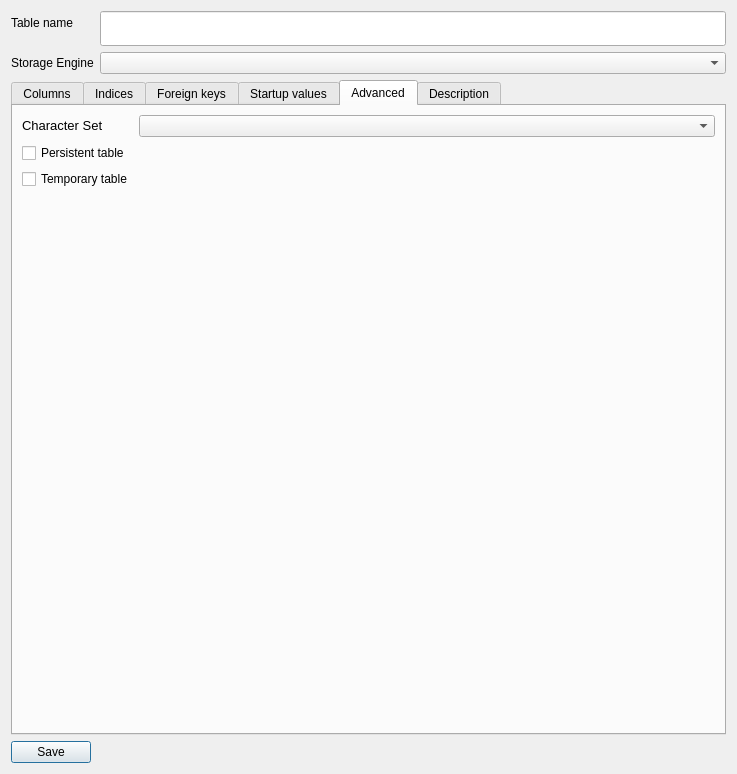
Qt form NewTableForm.ui (fritzone/ddm) before a commit.
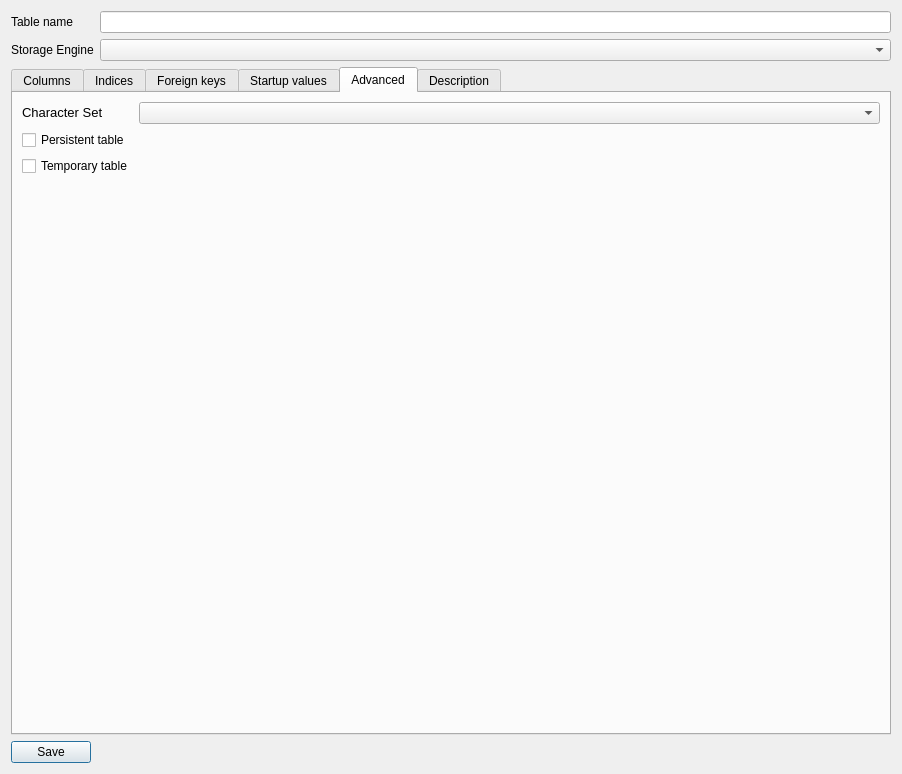
The same form after that commit. Icons and pictures are not drawn.

The edit to the form file:
```diff
--- a/NewTableForm.ui
+++ b/NewTableForm.ui
@@ -7,7 +7,7 @@
    <rect>
     <x>0</x>
     <y>0</y>
-    <width>737</width>
+    <width>902</width>
     <height>774</height>
    </rect>
   </property>
@@ -28,14 +28,7 @@
       </widget>
      </item>
      <item row="0" column="1">
-      <widget class="QLineEdit" name="txtTableName">
-       <property name="font">
-        <font>
-         <family>Sans Serif</family>
-         <pointsize>14</pointsize>
-        </font>
-       </property>
-      </widget>
+      <widget class="QLineEdit" name="txtTableName"/>
      </item>
      <item row="1" column="0">
       <widget class="QLabel" name="lblStorageEngine">
```
Left out of the diff: 50 changed lines with no effect on the pictures.
